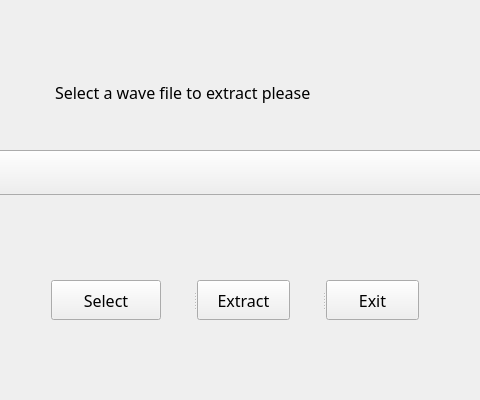
Above: PCM_Extractor/mainwindow.ui from KazzChen/PCM_Extractor before the change; both pictures show x 165 to 645 and y 0 to 400 of the 800 by 600 pixel window. Below: the same form after it.
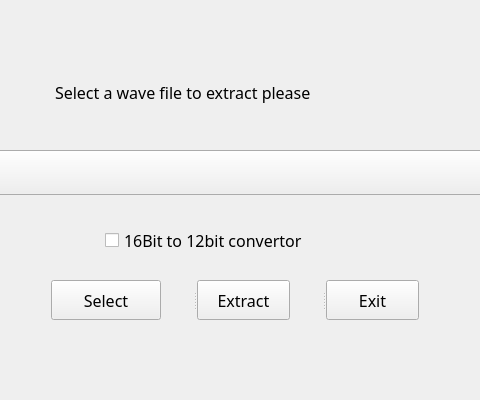
That is the form after the change.

What changed in the file:
```diff
--- a/PCM_Extractor/mainwindow.ui
+++ b/PCM_Extractor/mainwindow.ui
@@ -161,6 +161,19 @@
      </property>
     </widget>
    </widget>
+   <widget class="QCheckBox" name="checkBox">
+    <property name="geometry">
+     <rect>
+      <x>270</x>
+      <y>220</y>
+      <width>271</width>
+      <height>41</height>
+     </rect>
+    </property>
+    <property name="text">
+     <string>16Bit to 12bit convertor</string>
+    </property>
+   </widget>
   </widget>
   <widget class="QMenuBar" name="menubar">
    <property name="geometry">
```
